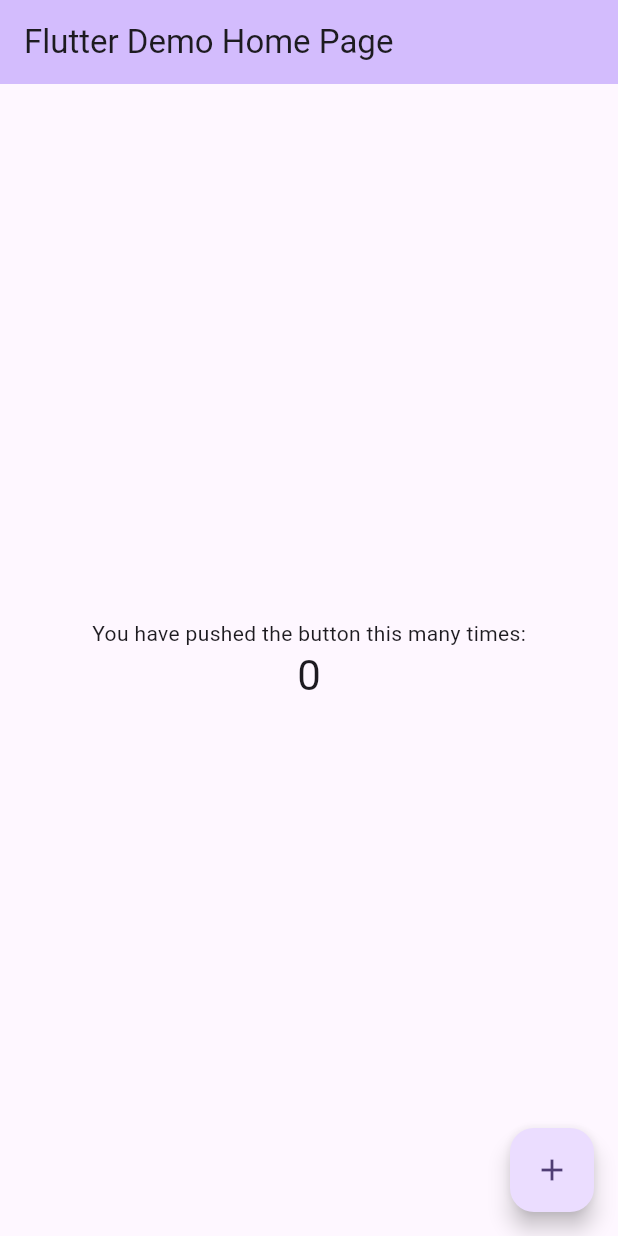
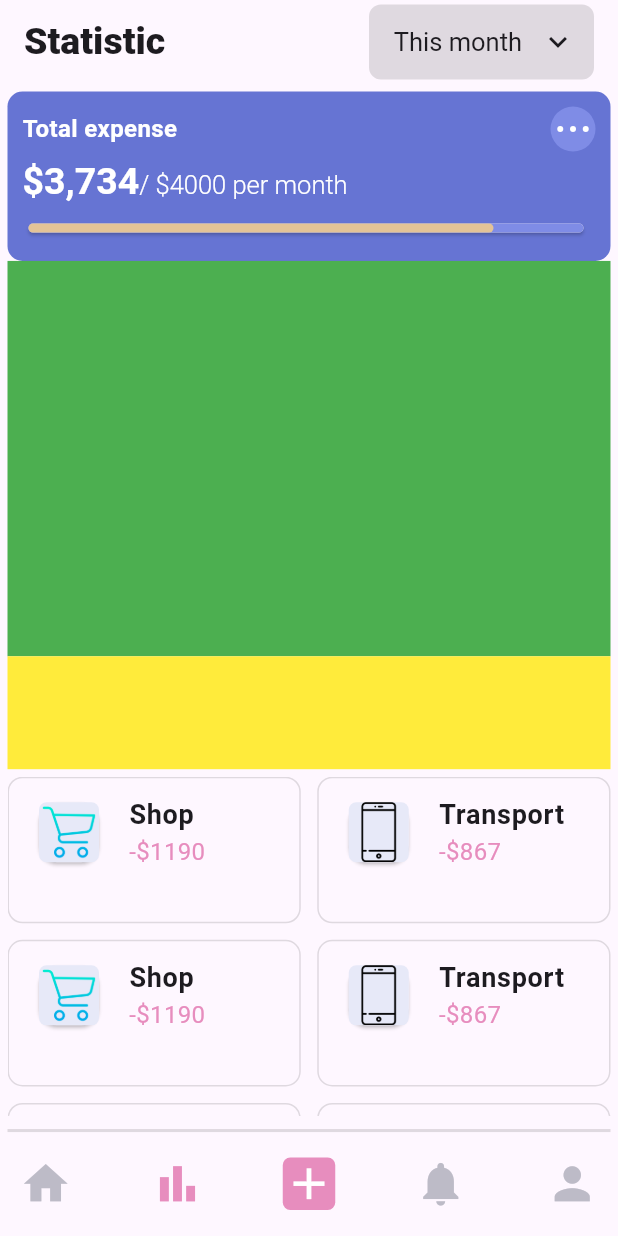
Before and after one commit to Saad1996-stack/Expense-App, a Flutter app: the screen it shows after launch, on a phone screen of 412 x 824 dp. Run offline on Flutter 3.47's test engine with Material 3 defaults, Android fonts, the phone set to English and light mode, and no system bars.

Commit message:
In-progress

```diff
--- a/lib/main.dart
+++ b/lib/main.dart
@@ -1,4 +1,8 @@
+import 'package:expense_tracker_app/statistic_exp.dart';
 import 'package:flutter/material.dart';
+
+import 'expense_list.dart';
+import 'expense_splash_screen.dart';
 
 void main() {
   runApp(const MyApp());
@@ -11,6 +15,7 @@ class MyApp extends StatelessWidget {
   @override
   Widget build(BuildContext context) {
     return MaterialApp(
+      debugShowCheckedModeBanner: false,
       title: 'Flutter Demo',
       theme: ThemeData(
         // This is the theme of your application.
@@ -31,7 +36,7 @@ class MyApp extends StatelessWidget {
         colorScheme: ColorScheme.fromSeed(seedColor: Colors.deepPurple),
         useMaterial3: true,
       ),
-      home: const MyHomePage(title: 'Flutter Demo Home Page'),
+      home:  ExpenseStats(),
     );
   }
 }
--- /dev/null
+++ b/lib/statistic_exp.dart
@@ -0,0 +1,263 @@
+import 'package:flutter/material.dart';
+
+class ExpenseStats extends StatefulWidget {
+  @override
+  State<StatefulWidget> createState() => StatisticExp();
+}
+
+class StatisticExp extends State<ExpenseStats>
+{
+  @override
+  Widget build(BuildContext context) {
+    List<Map<String,dynamic>>myData = [
+      {
+        "title" : "Shop",
+        "subtitle"  : "-\$1190",
+        "image" : "assets/images/ic_shopping-cart.png",
+        "bgColor" : Color(0xFFE78DBE),
+      },
+      {
+        "title" : "Transport",
+        "subtitle"  : "-\$867",
+        "image" : "assets/images/ic_mobile-phone.png",
+        "bgColor" : Color(0xFFE78DBE),
+      },
+      {
+        "title" : "Shop",
+        "subtitle"  : "-\$1190",
+        "image" : "assets/images/ic_shopping-cart.png",
+        "bgColor" : Color(0xFFE78DBE),
+      },
+      {
+        "title" : "Transport",
+        "subtitle"  : "-\$867",
+        "image" : "assets/images/ic_mobile-phone.png",
+        "bgColor" : Color(0xFFE78DBE),
+      },
+      {
+        "title" : "Shop",
+        "subtitle"  : "-\$1190",
+        "image" : "assets/images/ic_shopping-cart.png",
+        "bgColor" : Color(0xFFE78DBE),
+      },
+      {
+        "title" : "Transport",
+        "subtitle"  : "-\$867",
+        "image" : "assets/images/ic_mobile-phone.png",
+        "bgColor" : Color(0xFFE78DBE),
+      },
+    ];
+    return Scaffold(
+      appBar: AppBar(
+        title: Row(
+          mainAxisAlignment: MainAxisAlignment.spaceBetween,
+          children: [
+            Text(
+              "Statistic",
+              style: TextStyle(fontSize: 25, fontWeight: FontWeight.w900),
+            ),
+            Container(
+                width: 150,
+                height: 50,
+                decoration: BoxDecoration(
+                  color: Colors.black12,
+                  borderRadius: BorderRadius.circular(8),
+                ),
+                child: Row(
+                  mainAxisAlignment: MainAxisAlignment.end,
+                  children: [
+                    Center(
+                        child: Text(
+                      "This month",
+                      style: TextStyle(fontSize: 17),
+                    )),
+                    IconButton(
+                        onPressed: () {},
+                        icon: Icon(Icons.keyboard_arrow_down)),
+                  ],
+                )),
+          ],
+        ),
+      ),
+      body: Padding(
+        padding: const EdgeInsets.all(5.0),
+        child: Column(
+          children: [
+            Expanded(
+              flex: 3,
+              child: Container(
+                decoration: BoxDecoration(
+                  color: Color(0xFF6674D3),
+                  borderRadius: BorderRadius.circular(10),
+                ),
+                child: Padding(
+                  padding: const EdgeInsets.all(10.0),
+                  child: Column(
+                    crossAxisAlignment: CrossAxisAlignment.start,
+                    children: [
+                      Row(
+                        mainAxisAlignment: MainAxisAlignment.spaceBetween,
+                        children: [
+                          Text("Total expense",style: TextStyle(fontSize: 16,fontWeight: FontWeight.bold,color: Colors.white),),
+                          Container(
+                            height: 30,
+                            width: 30,
+                            decoration: BoxDecoration(
+                              shape: BoxShape.circle,
+                              color: Color(0xFF7F8CE6),
+                            ),
+                            child: Row(
+                              mainAxisAlignment: MainAxisAlignment.spaceEvenly,
+                              children: [
+                                CircleAvatar(radius: 2, backgroundColor: Colors.white,),
+                                CircleAvatar(radius: 2, backgroundColor: Colors.white,),
+                                CircleAvatar(radius: 2, backgroundColor: Colors.white,)
+                              ],
+                            ),
+                          ),
+                        ],
+                      ),
+                      SizedBox(height: 5,),
+                      RichText(text: TextSpan(
+                        text: "\$3,734",style: TextStyle(fontSize: 25,fontWeight: FontWeight.bold),
+                        children:[
+                          TextSpan(text: "/ \$4000 per month",style: TextStyle(fontWeight: FontWeight.w300,fontSize: 17)),
+                        ]
+                      )),
+                     SizedBox(height: 10,),
+
+                     Card(
+                       child: Stack(
+                         children: [
+                           Container(
+                             width: 370,
+                             height: 6,
+                             decoration: BoxDecoration(
+                               color: Color(0xFF7F8CE6),
+                               borderRadius: BorderRadius.circular(50)
+                             ),
+                           ),
+                           Container(
+                             width: 310,
+                             height: 6,
+                             decoration: BoxDecoration(
+                               color: Color(0xFFE3C397),
+                               borderRadius: BorderRadius.circular(50),
+                             ),
+                           ),
+                         ],
+                       ),
+                     )
+                    ],
+                  ),
+                ),
+              ),
+            ),
+            Expanded(
+              flex: 7,
+              child: Container(
+                color: Colors.green,
+              ),
+            ),
+            Expanded(
+              flex: 2,
+              child: Container(
+                color: Colors.yellow,
+              ),
+            ),
+
+            SizedBox(height: 5,),
+
+            Expanded(
+              flex: 6,
+              child: GridView.builder(
+                  gridDelegate: SliverGridDelegateWithFixedCrossAxisCount(
+                      crossAxisCount: 2,
+                    childAspectRatio: 2/1,
+                    mainAxisSpacing: 11,
+                    crossAxisSpacing: 11,
+                  ),
+                  itemCount: myData.length,
+                  itemBuilder: (context,index){
+                    return Container(
+                      decoration: BoxDecoration(
+                        borderRadius: BorderRadius.circular(10),
+                        border: Border.all(
+                          color: Colors.black12,
+                        ),
+                      ),
+                      child: ListTile(
+                        leading: Card(
+                          child: Container(
+                            height: 40,
+                            width: 40,
+                            decoration: BoxDecoration(
+                              color: Color(0xFFE7E9F8),
+                              borderRadius: BorderRadius.circular(5),
+                              image: DecorationImage(
+                                image: AssetImage(myData[index]["image"]),
+                              ),
+                            ),
+                          ),
+                        ),
+                        title: Text(myData[index]["title"],style: TextStyle(fontSize: 18,fontWeight: FontWeight.bold,overflow: TextOverflow.ellipsis),),
+                        subtitle: Text(myData[index]["subtitle"],style: TextStyle(fontSize: 16,color: myData[index]["bgColor"]),),
+                      ),
+                    );
+                  }),
+            ),
+
+            Expanded(
+              flex: 2,
+              child: Column(
+                children: [
+                  Divider(
+                    color: Colors.black12,
+                    thickness: 2,
+                    height: 20,
+                  ),
+                  Row(
+                    mainAxisAlignment: MainAxisAlignment.spaceBetween,
+                    children: [
+                      IconButton(onPressed: ()
+                      {
+
+                      },
+                          icon: Icon(Icons.home,size: 35,color: Color(0xFFBDBBC7))),
+                      IconButton(onPressed: ()
+                      {
+
+                      },
+                          icon: Icon(Icons.bar_chart,size: 35,color: Color(0xFFE78DBE))),
+                      IconButton(onPressed: ()
+                      {
+
+                      },
+                          icon: Container(
+                              decoration: BoxDecoration(
+                                color: Color(0xFFE78DBE),
+                                borderRadius: BorderRadius.circular(5),
+                              ),
+                              child: Icon(Icons.add,size: 35,color: Colors.white,))),
+                      IconButton(onPressed: ()
+                      {
+
+                      },
+                          icon: Icon(Icons.notifications,size: 35,color: Color(0xFFBDBBC7),)),
+                      IconButton(onPressed: ()
+                      {
+
+                      },
+                          icon: Icon(Icons.person,size: 35,color: Color(0xFFBDBBC7))),
+                    ],
+                  ),
+                ],
+              ),
+
+            ),
+          ],
+        ),
+      ),
+    );
+  }
+}
--- a/pubspec.yaml
+++ b/pubspec.yaml
@@ -59,7 +59,8 @@ flutter:
   uses-material-design: true
 
   # To add assets to your application, add an assets section, like this:
-  # assets:
+  assets:
+    - assets/images/
   #   - images/a_dot_burr.jpeg
   #   - images/a_dot_ham.jpeg
 
```
Also changed, not shown: lib/expense_list.dart (added, +297 -0 lines), lib/expense_splash_screen.dart (added, +44 -0 lines), assets/images/bg_exp.png (added), assets/images/exp_splash.png (added), assets/images/ic_boy.png (added), assets/images/ic_car.png (added), assets/images/ic_mobile-phone.png (added), assets/images/ic_shopping-cart.png (added).
